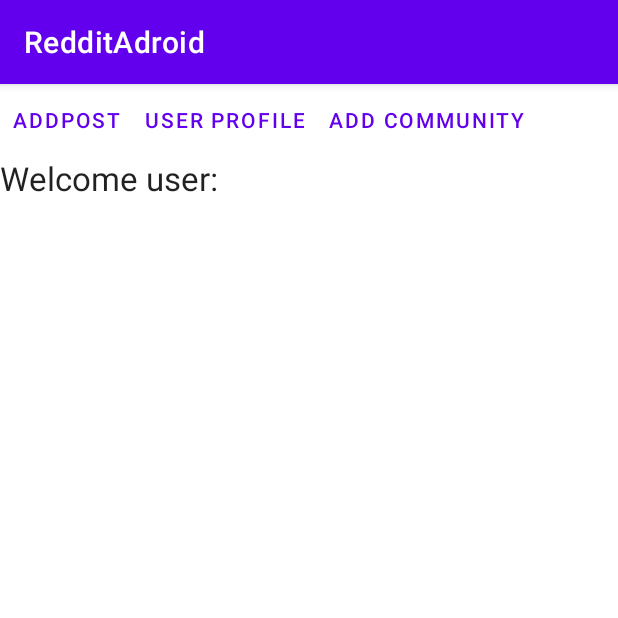
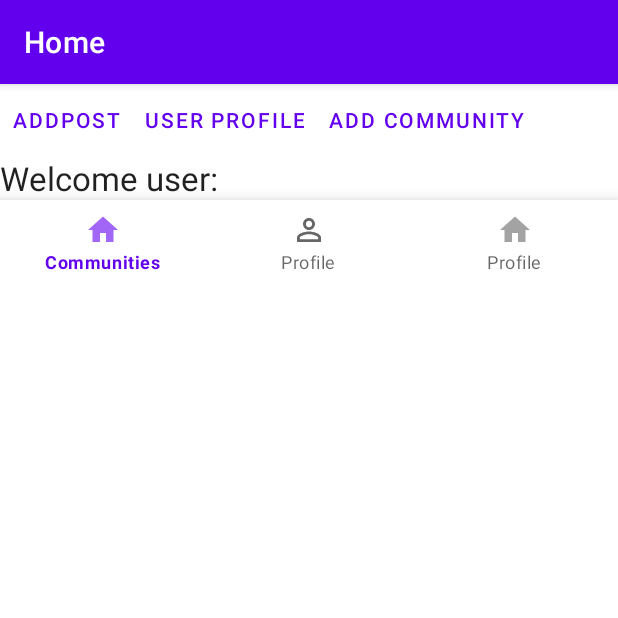
Before and after one commit to bukvic6/Reddit-clone-Android, an Android app: the screen it shows after launch once a user with an empty profile is signed in (MainActivity), on a phone screen of 412 x 824 dp, the top half of it. Run offline under Robolectric (Android 15) with nearby library versions, the phone set to English and light mode, and no system bars; our stand-ins replace Firebase (no records; nobody signed in at launch, a user with empty details on screens opened directly).

Commit message:
list of communities

```diff
--- a/app/build.gradle
+++ b/app/build.gradle
@@ -26,6 +26,9 @@
         sourceCompatibility JavaVersion.VERSION_1_8
         targetCompatibility JavaVersion.VERSION_1_8
     }
+    buildFeatures {
+        viewBinding true
+    }
 }
 
 dependencies {
@@ -35,6 +38,9 @@
     implementation 'androidx.constraintlayout:constraintlayout:2.0.4'
     implementation 'com.google.firebase:firebase-auth:21.0.5'
     implementation 'com.google.firebase:firebase-database:20.0.5'
+    implementation 'androidx.legacy:legacy-support-v4:1.0.0'
+    implementation 'androidx.navigation:navigation-fragment:2.3.5'
+    implementation 'androidx.navigation:navigation-ui:2.3.5'
     testImplementation 'junit:junit:4.13.2'
     androidTestImplementation 'androidx.test.ext:junit:1.1.3'
     androidTestImplementation 'androidx.test.espresso:espresso-core:3.4.0'
--- a/app/src/main/AndroidManifest.xml
+++ b/app/src/main/AndroidManifest.xml
@@ -9,6 +9,9 @@
         android:roundIcon="@mipmap/ic_launcher_round"
         android:supportsRtl="true"
         android:theme="@style/Theme.RedditAdroid">
+        <activity
+            android:name=".ListCommunity"
+            android:exported="false" />
         <activity
             android:name=".AddCommunityActivity"
             android:exported="false" />
--- a/app/src/main/java/com/example/redditadroid/MainActivity.java
+++ b/app/src/main/java/com/example/redditadroid/MainActivity.java
@@ -1,6 +1,7 @@
 package com.example.redditadroid;
 
 import androidx.annotation.NonNull;
+import androidx.appcompat.app.ActionBar;
 import androidx.appcompat.app.AppCompatActivity;
 import androidx.recyclerview.widget.LinearLayoutManager;
 import androidx.recyclerview.widget.RecyclerView;
@@ -13,6 +14,7 @@
 
 import com.example.redditadroid.model.Post;
 import com.example.redditadroid.model.User;
+import com.google.android.material.bottomnavigation.BottomNavigationView;
 import com.google.firebase.auth.FirebaseAuth;
 import com.google.firebase.auth.FirebaseUser;
 import com.google.firebase.database.DataSnapshot;
@@ -30,6 +32,7 @@
     DatabaseReference database;
     PostAdapter postAdapter;
     ArrayList<Post> list;
+    ActionBar actionBar;
     Button createpost;
 
     @Override
@@ -44,6 +47,35 @@
             finish();
             return;
         }
+        //ACTION BAR
+        actionBar = getSupportActionBar();
+        actionBar.setTitle("Home");
+        BottomNavigationView navigationView = findViewById(R.id.navigation);
+        navigationView.setOnItemSelectedListener(item -> {
+            switch (item.getItemId()){
+                case R.id.nav_comm:
+                    Intent i = new Intent(MainActivity.this, AddCommunityActivity.class);
+                    startActivity(i);
+                    break;
+                case R.id.profile:
+                    Intent f = new Intent(MainActivity.this, ProfileActivity.class);
+                    startActivity(f);
+                    break;
+                case R.id.home:
+                    Intent l = new Intent(MainActivity.this, ListCommunity.class);
+                    startActivity(l);
+                    break;
+            }
+            return true;
+
+
+        });
+
+
+
+
+
+        //TOP BAR
         Button createPost = findViewById(R.id.addPostButton);
         createPost.setOnClickListener(new View.OnClickListener() {
             @Override
@@ -112,4 +144,5 @@
     }
 
 
+
 }
--- a/app/src/main/res/drawable-anydpi/ic_action_name.xml
+++ b/app/src/main/res/drawable-anydpi/ic_action_name.xml
@@ -7,5 +7,5 @@
     android:alpha="0.6">
   <path
       android:fillColor="@android:color/white"
-      android:pathData="M13,7h-2v4L7,11v2h4v4h2v-4h4v-2h-4L13,7zM12,2C6.48,2 2,6.48 2,12s4.48,10 10,10 10,-4.48 10,-10S17.52,2 12,2zM12,20c-4.41,0 -8,-3.59 -8,-8s3.59,-8 8,-8 8,3.59 8,8 -3.59,8 -8,8z"/>
+      android:pathData="M10,20v-6h4v6h5v-8h3L12,3 2,12h3v8z"/>
 </vector>
--- a/app/src/main/res/layout/activity_main.xml
+++ b/app/src/main/res/layout/activity_main.xml
@@ -1,5 +1,5 @@
 <?xml version="1.0" encoding="utf-8"?>
-<androidx.drawerlayout.widget.DrawerLayout xmlns:app="http://schemas.android.com/apk/res-auto"
+<LinearLayout xmlns:app="http://schemas.android.com/apk/res-auto"
     android:id="@+id/drawer_layout"
     xmlns:android="http://schemas.android.com/apk/res/android"
     android:layout_width="match_parent"
@@ -51,8 +51,18 @@
         android:layout_width="match_parent"
         android:layout_height="match_parent"
         />
+        <com.google.android.material.bottomnavigation.BottomNavigationView
+            android:id="@+id/navigation"
+            android:layout_width="match_parent"
+            android:layout_height="wrap_content"
+            android:layout_gravity="bottom"
+            android:background="?android:attr/windowBackground"
+            app:menu="@menu/menu_nav">
+
+        </com.google.android.material.bottomnavigation.BottomNavigationView>
 
      </LinearLayout>
 
 
-</androidx.drawerlayout.widget.DrawerLayout>
+
+</LinearLayout>
--- /dev/null
+++ b/app/src/main/res/menu/menu_nav.xml
@@ -0,0 +1,14 @@
+<?xml version="1.0" encoding="utf-8"?>
+<menu xmlns:android="http://schemas.android.com/apk/res/android">
+
+    <item android:id="@+id/nav_comm"
+        android:title="Communities"
+        android:icon="@drawable/ic_action_name"/>
+    <item android:id="@+id/profile"
+        android:title="Profile"
+        android:icon="@drawable/ic_baseline_perm_identity_24"/>
+    <item android:id="@+id/home"
+        android:title="Profile"
+        android:icon="@drawable/ic_action_name"/>
+
+</menu>
--- /dev/null
+++ b/app/src/main/res/values-land/dimens.xml
@@ -0,0 +1,3 @@
+<resources>
+        <dimen name="fab_margin">48dp</dimen>
+    </resources>
--- /dev/null
+++ b/app/src/main/res/values-w1240dp/dimens.xml
@@ -0,0 +1,3 @@
+<resources>
+        <dimen name="fab_margin">200dp</dimen>
+    </resources>
--- /dev/null
+++ b/app/src/main/res/values-w600dp/dimens.xml
@@ -0,0 +1,3 @@
+<resources>
+        <dimen name="fab_margin">48dp</dimen>
+    </resources>
--- /dev/null
+++ b/app/src/main/res/values/dimens.xml
@@ -0,0 +1,3 @@
+<resources>
+        <dimen name="fab_margin">16dp</dimen>
+    </resources>
--- a/app/src/main/res/values/themes.xml
+++ b/app/src/main/res/values/themes.xml
@@ -13,4 +13,10 @@
         <item name="android:statusBarColor" tools:targetApi="l">?attr/colorPrimaryVariant</item>
         <!-- Customize your theme here. -->
     </style>
+    <style name="Theme.RedditAdroid.NoActionBar">
+        <item name="windowActionBar">false</item>
+        <item name="windowNoTitle">true</item>
+    </style>
+    <style name="Theme.RedditAdroid.AppBarOverlay" parent="ThemeOverlay.AppCompat.Dark.ActionBar" />
+    <style name="Theme.RedditAdroid.PopupOverlay" parent="ThemeOverlay.AppCompat.Light" />
 </resources>
```
Also changed, not shown: app/src/main/java/com/example/redditadroid/CommunityAdapter.java (added, +54 -0 lines), app/src/main/java/com/example/redditadroid/ListCommunity.java (added, +54 -0 lines), app/src/main/res/layout/activity_list_community.xml (added, +68 -0 lines), app/src/main/res/layout/community.xml (added, +36 -0 lines), app/src/main/res/drawable-hdpi/ic_action_name.png (deleted), app/src/main/res/drawable-mdpi/ic_action_name.png (deleted), app/src/main/res/drawable-xhdpi/ic_action_name.png (deleted), app/src/main/res/drawable-xxhdpi/ic_action_name.png (deleted).
